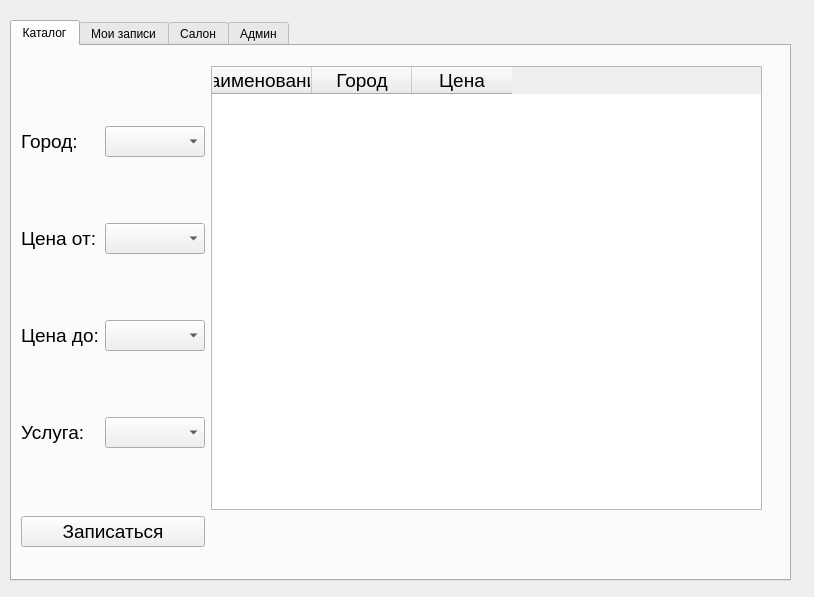
First picture: the form in ui/MainWindow.ui, repository Spyddek/BD-sesion2_kurs, before the edit.
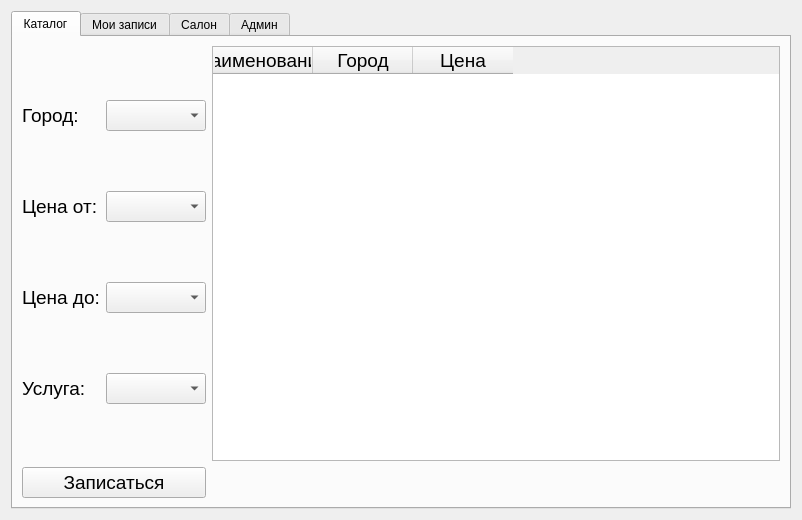
Second picture: the form after the edit. The open tabs and pages were chosen to show the change.

What changed in the file:
```diff
--- a/ui/MainWindow.ui
+++ b/ui/MainWindow.ui
@@ -6,22 +6,16 @@
    <rect>
     <x>0</x>
     <y>0</y>
-    <width>814</width>
-    <height>597</height>
+    <width>802</width>
+    <height>520</height>
    </rect>
   </property>
   <property name="windowTitle">
    <string>Smart-SPA</string>
   </property>
+  <layout class="QHBoxLayout" name="horizontalLayout">
+   <item>
   <widget class="QTabWidget" name="twMain">
-   <property name="geometry">
-    <rect>
-     <x>10</x>
-     <y>20</y>
-     <width>781</width>
-     <height>561</height>
-    </rect>
-   </property>
    <property name="currentIndex">
     <number>3</number>
    </property>
@@ -29,15 +23,8 @@
     <attribute name="title">
      <string>Каталог</string>
     </attribute>
-    <widget class="QWidget" name="">
-     <property name="geometry">
-      <rect>
-       <x>9</x>
-       <y>20</y>
-       <width>741</width>
-       <height>481</height>
-      </rect>
-     </property>
+      <layout class="QHBoxLayout" name="horizontalLayout_5">
+       <item>
      <layout class="QGridLayout" name="gridLayout_2">
       <item row="0" column="0">
        <layout class="QGridLayout" name="gridLayout">
@@ -164,7 +151,8 @@
        </widget>
       </item>
      </layout>
-    </widget>
+       </item>
+      </layout>
    </widget>
    <widget class="QWidget" name="tabBookings">
     <attribute name="title">
@@ -311,6 +299,8 @@
     </layout>
    </widget>
   </widget>
+   </item>
+  </layout>
  </widget>
  <resources/>
  <connections/>
```
Left out of the diff: 14 changed lines with no effect on the pictures. Lines whose indentation alone changed are shown as unchanged.
